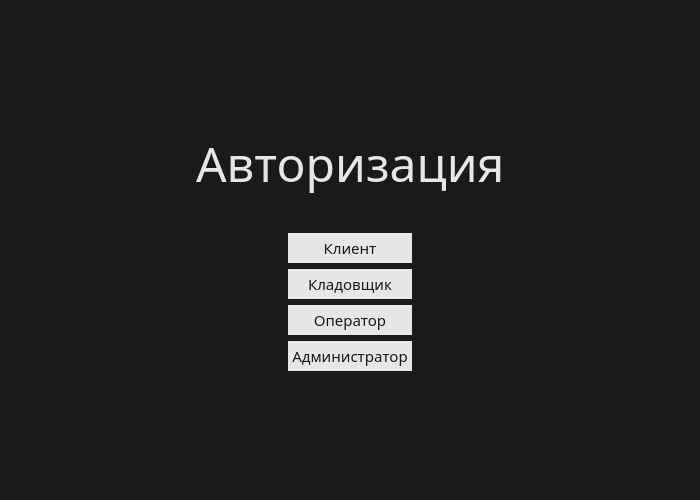
First picture: the form in userchoice.ui, repository NotZahar/bookstore, before the edit.
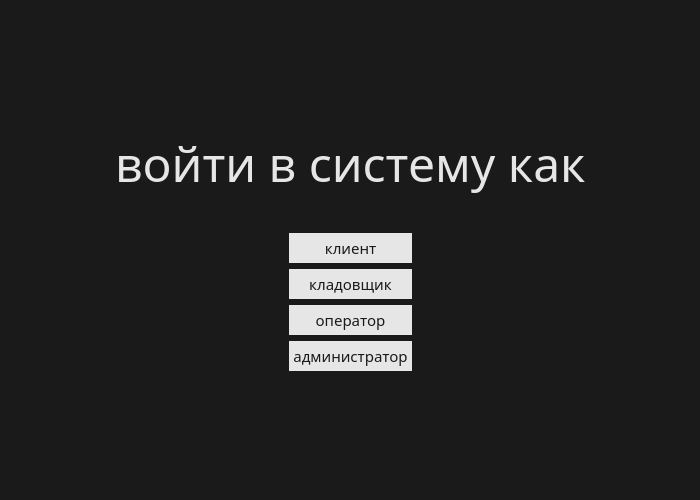
Second picture: the form after the edit.

Diff of the .ui file:
```diff
--- a/userchoice.ui
+++ b/userchoice.ui
@@ -155,7 +155,7 @@
      <item row="1" column="1">
       <widget class="QLabel" name="label">
        <property name="text">
-        <string>&lt;html&gt;&lt;head/&gt;&lt;body&gt;&lt;p&gt;&lt;span style=&quot; font-size:36pt;&quot;&gt;Авторизация&lt;/span&gt;&lt;/p&gt;&lt;/body&gt;&lt;/html&gt;</string>
+        <string>&lt;html&gt;&lt;head/&gt;&lt;body&gt;&lt;p&gt;&lt;span style=&quot; font-size:36pt;&quot;&gt;войти в систему как&lt;/span&gt;&lt;/p&gt;&lt;/body&gt;&lt;/html&gt;</string>
        </property>
       </widget>
      </item>
@@ -277,7 +277,7 @@
           <bool>true</bool>
          </property>
          <property name="text">
-          <string>Клиент</string>
+          <string>клиент</string>
          </property>
          <property name="flat">
           <bool>true</bool>
@@ -354,7 +354,7 @@
           <bool>true</bool>
          </property>
          <property name="text">
-          <string>Кладовщик</string>
+          <string>кладовщик</string>
          </property>
          <property name="flat">
           <bool>true</bool>
@@ -431,7 +431,7 @@
           <bool>true</bool>
          </property>
          <property name="text">
-          <string>Оператор</string>
+          <string>оператор</string>
          </property>
          <property name="flat">
           <bool>true</bool>
@@ -508,7 +508,7 @@
           <bool>true</bool>
          </property>
          <property name="text">
-          <string>Администратор</string>
+          <string>администратор</string>
          </property>
          <property name="flat">
           <bool>true</bool>
```
Left out of the diff: 2 changed lines with no effect on the pictures.
